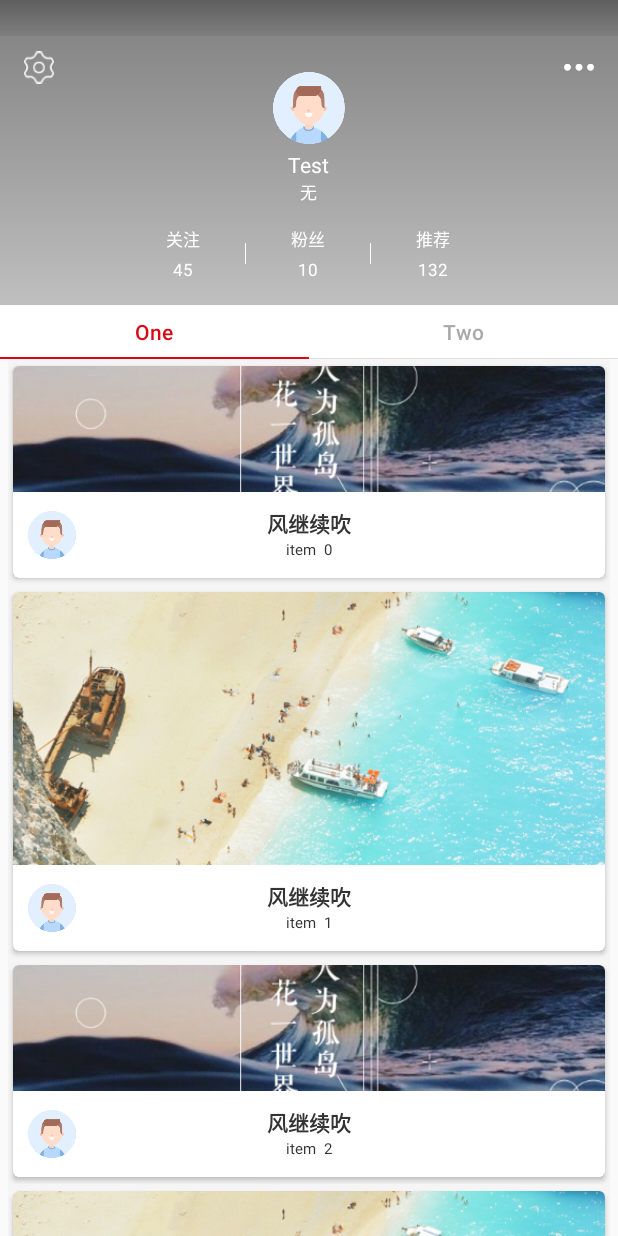
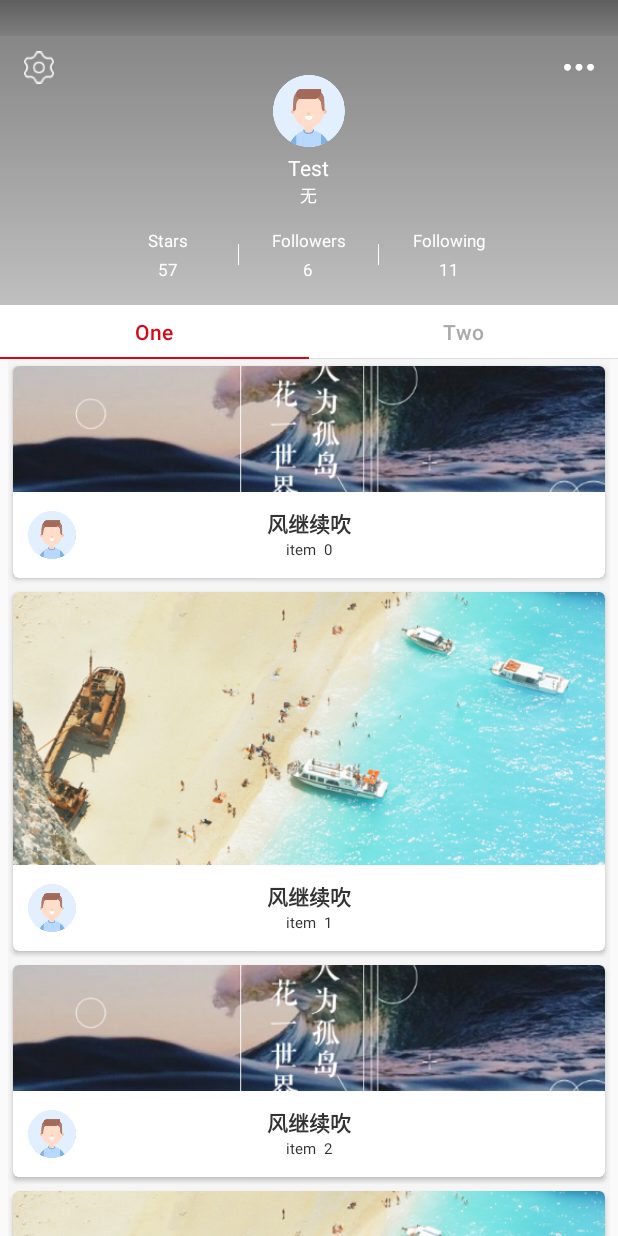
Before and after one commit to ckrgithub/CollapsingRefresh, an Android app: the screen it shows after launch (MainActivity), on a phone screen of 412 x 824 dp. Run offline under Robolectric (Android 15) with nearby library versions, the phone set to English and light mode, and no system bars; our stand-ins replace ButterKnife; 3 statements that could not run were skipped.

Commit message:
1.调整布局

```diff
--- a/app/src/main/res/layout/fragment_view_pager.xml
+++ b/app/src/main/res/layout/fragment_view_pager.xml
@@ -43,8 +43,8 @@
                     android:layout_width="48dp"
                     android:layout_height="48dp"
                     android:layout_centerHorizontal="true"
-                    android:layout_marginTop="48dp"
-                    android:src="@mipmap/icon_girl" />
+                    android:layout_marginTop="50dp"
+                    android:src="@mipmap/ic_portrait" />
 
                 <TextView
                     android:id="@+id/userName"
@@ -71,7 +71,7 @@
 
                 <LinearLayout
                     android:id="@+id/num"
-                    android:layout_width="250dp"
+                    android:layout_width="280dp"
                     android:layout_height="wrap_content"
                     android:layout_alignParentBottom="true"
                     android:layout_centerHorizontal="true"
@@ -91,7 +91,7 @@
                             android:layout_width="match_parent"
                             android:layout_height="wrap_content"
                             android:gravity="center"
-                            android:text="关注"
+                            android:text="Stars"
                             android:textColor="#fff"
                             android:textSize="11sp" />
 
@@ -101,7 +101,7 @@
                             android:layout_height="wrap_content"
                             android:layout_marginTop="4dp"
                             android:gravity="center"
-                            android:text="45"
+                            android:text="57"
                             android:textColor="#fff"
                             android:textSize="11sp" />
                     </LinearLayout>
@@ -123,7 +123,7 @@
                             android:layout_width="match_parent"
                             android:layout_height="wrap_content"
                             android:gravity="center"
-                            android:text="粉丝"
+                            android:text="Followers"
                             android:textColor="#fff"
                             android:textSize="11sp" />
 
@@ -133,7 +133,7 @@
                             android:layout_height="wrap_content"
                             android:layout_marginTop="4dp"
                             android:gravity="center"
-                            android:text="10"
+                            android:text="6"
                             android:textColor="#fff"
                             android:textSize="11sp" />
                     </LinearLayout>
@@ -155,7 +155,7 @@
                             android:layout_width="match_parent"
                             android:layout_height="wrap_content"
                             android:gravity="center"
-                            android:text="推荐"
+                            android:text="Following"
                             android:textColor="#fff"
                             android:textSize="11sp" />
 
@@ -165,7 +165,7 @@
                             android:layout_height="wrap_content"
                             android:layout_marginTop="4dp"
                             android:gravity="center"
-                            android:text="132"
+                            android:text="11"
                             android:textColor="#fff"
                             android:textSize="11sp" />
                     </LinearLayout>
--- a/app/src/main/res/layout/item_album.xml
+++ b/app/src/main/res/layout/item_album.xml
@@ -32,7 +32,7 @@
             android:layout_width="match_parent"
             android:layout_height="57dp">
             <ImageView
-                android:src="@mipmap/icon_girl"
+                android:src="@mipmap/ic_portrait"
                 android:layout_marginLeft="10dp"
                 android:layout_centerVertical="true"
                 android:layout_width="32dp"
--- a/app/src/main/res/layout/item_album2.xml
+++ b/app/src/main/res/layout/item_album2.xml
@@ -32,7 +32,7 @@
             android:layout_width="match_parent"
             android:layout_height="57dp">
             <ImageView
-                android:src="@mipmap/icon_girl"
+                android:src="@mipmap/ic_portrait"
                 android:layout_marginLeft="10dp"
                 android:layout_centerVertical="true"
                 android:layout_width="32dp"
```
Also changed, not shown: app/src/main/res/mipmap-xhdpi/ic_portrait.png (renamed from app/src/main/res/mipmap-xhdpi/icon_girl.png).
